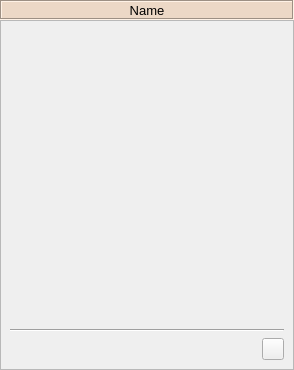
The window that spinetoolbox/project_items/exporter/ui/exporter_properties.ui (spine-tools/Spine-Toolbox) describes before a commit, drawn with Qt 5.
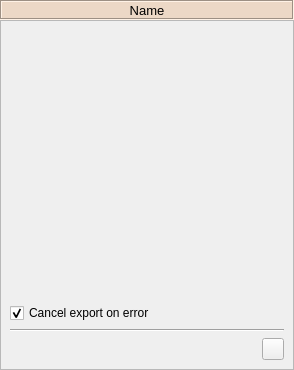
The same window after the commit. Icons and pictures are not drawn.

Commit message:
Option to ignore errors while exporting
Added a checkbox to Exporter properties which controls the new export
option to ignore non-fatal errors during execution. Previously, we
always bailed out at any exception.

Re #683

Patch:
```diff
--- a/spinetoolbox/project_items/exporter/ui/exporter_properties.ui
+++ b/spinetoolbox/project_items/exporter/ui/exporter_properties.ui
@@ -119,6 +119,20 @@
          </property>
         </spacer>
        </item>
+       <item>
+        <layout class="QHBoxLayout" name="horizontalLayout">
+         <item>
+          <widget class="QCheckBox" name="cancel_on_error_check_box">
+           <property name="text">
+            <string>Cancel export on error</string>
+           </property>
+           <property name="checked">
+            <bool>true</bool>
+           </property>
+          </widget>
+         </item>
+        </layout>
+       </item>
        <item>
         <widget class="Line" name="line_6">
          <property name="orientation">
```
Left out of the diff: 4 changed lines with no effect on the pictures. The commit also changes 6 other files.
